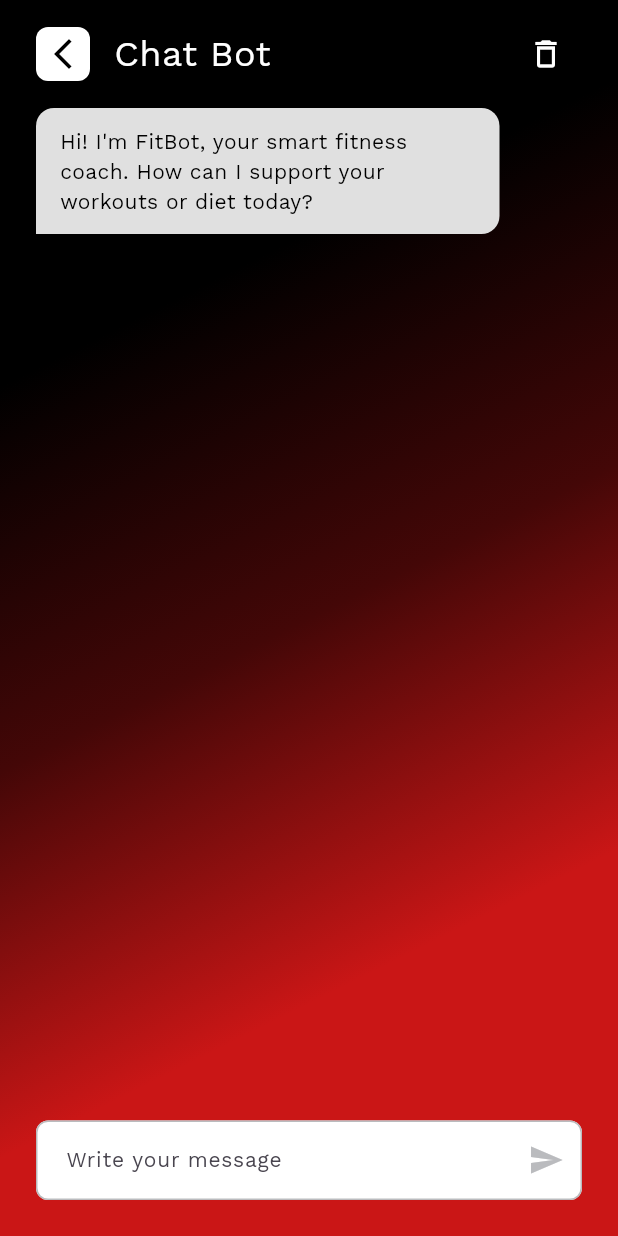
After one commit to Adham-Amin/Dopa-Fit, a Flutter app: the ChatView screen opened by its route, after a tap on the "delete outline" icon, on a phone screen of 412 x 824 dp. The commit adds this screen. Run offline on Flutter 3.47's test engine with Material 3 defaults, Android fonts, the phone set to English and light mode, and no system bars; our stand-ins replace cloud_firestore, dartz, firebase_auth, firebase_core, flutter_bloc, get_it and 4 more; missing offline and left inert: flutter_facebook_auth, svg_flutter; accounts and stored records are empty.

Commit message:
Done Chat Bot

```diff
--- a/lib/core/functions/on_generate_route.dart
+++ b/lib/core/functions/on_generate_route.dart
@@ -1,5 +1,6 @@
 import 'package:dopa_fit/features/auth/presentation/views/login_view.dart';
 import 'package:dopa_fit/features/auth/presentation/views/signup_view.dart';
+import 'package:dopa_fit/features/chat/presentation/pages/chat_view.dart';
 import 'package:dopa_fit/features/diet/presentation/views/diet_view.dart';
 import 'package:dopa_fit/features/home/presentation/views/home_view.dart';
 import 'package:dopa_fit/features/onboarding/presentation/views/onboarding_view.dart';
@@ -26,6 +27,8 @@ Route<dynamic> onGenerateRoute(RouteSettings settings) {
       return MaterialPageRoute(builder: (context) => const DietView());
     case WorkoutView.routeName:
       return MaterialPageRoute(builder: (context) => const WorkoutView());
+      case ChatView.routeName:
+      return MaterialPageRoute(builder: (context) => const ChatView());
     default:
       return MaterialPageRoute(builder: (context) => const SplashView());
   }
--- /dev/null
+++ b/lib/features/chat/data/helpers/chat_storage_helper.dart
@@ -0,0 +1,26 @@
+import 'dart:convert';
+import 'package:dopa_fit/features/chat/data/models/chat_massage_model.dart';
+import 'package:shared_preferences/shared_preferences.dart';
+
+class ChatStorageHelper {
+  static const String _key = 'chat_messages';
+
+  static Future<void> saveMessages(List<ChatMessage> messages) async {
+    final prefs = await SharedPreferences.getInstance();
+    final jsonMessages = messages.map((m) => m.toJson()).toList();
+    prefs.setString(_key, jsonEncode(jsonMessages));
+  }
+
+  static Future<List<ChatMessage>> loadMessages() async {
+    final prefs = await SharedPreferences.getInstance();
+    final data = prefs.getString(_key);
+    if (data == null) return [];
+    final List decoded = jsonDecode(data);
+    return decoded.map((m) => ChatMessage.fromJson(m)).toList();
+  }
+
+  static Future<void> clearMessages() async {
+    final prefs = await SharedPreferences.getInstance();
+    await prefs.remove(_key);
+  }
+}
--- /dev/null
+++ b/lib/features/chat/data/models/chat_massage_model.dart
@@ -0,0 +1,27 @@
+class ChatMessage {
+  final String text;
+  final bool isUserMessage;
+  final bool isError;
+  final String? source;
+
+  ChatMessage({
+    required this.text,
+    required this.isUserMessage,
+    this.isError = false,
+    this.source,
+  });
+
+  Map<String, dynamic> toJson() => {
+        'text': text,
+        'isUserMessage': isUserMessage,
+        'isError': isError,
+        'source': source,
+      };
+
+  factory ChatMessage.fromJson(Map<String, dynamic> json) => ChatMessage(
+        text: json['text'],
+        isUserMessage: json['isUserMessage'],
+        isError: json['isError'] ?? false,
+        source: json['source'],
+      );
+}
--- /dev/null
+++ b/lib/features/chat/presentation/manager/chat_cubit.dart
@@ -0,0 +1,75 @@
+import 'package:dopa_fit/features/chat/data/helpers/chat_storage_helper.dart';
+import 'package:dopa_fit/features/chat/data/models/chat_massage_model.dart';
+import 'package:flutter_bloc/flutter_bloc.dart';
+import 'package:google_generative_ai/google_generative_ai.dart';
+import 'chat_state.dart';
+
+class ChatCubit extends Cubit<ChatState> {
+  ChatCubit() : super(ChatInitial()) {
+    _loadChat();
+  }
+
+  final List<ChatMessage> _messages = [];
+
+  final _model = GenerativeModel(
+    model: 'gemini-2.0-flash',
+    apiKey: 'AIzaSyCiN5n3wIiGc94inJisT9Zj4QYqBVn6osg',
+  );
+
+  Future<void> _loadChat() async {
+    emit(ChatLoading(messages: _messages));
+    String welcomeMessage =
+        "Hi! I'm FitBot, your smart fitness coach. How can I support your workouts or diet today?";
+    const String prompt = '''
+You are a fitness and nutrition assistant chatbot called "FitBot". Help the user with workout routines, nutrition advice, calorie calculations, supplements, bulking and cutting plans. Keep your answers short, practical, and easy to understand. Always reply in English unless the user writes in Arabic, then switch to Arabic.
+''';
+
+    final loaded = await ChatStorageHelper.loadMessages();
+    _messages
+      ..clear()
+      ..addAll(loaded);
+    if (_messages.isEmpty) {
+      _messages.add(
+        ChatMessage(text: '$welcomeMessage\n\n$prompt', isUserMessage: false),
+      );
+    }
+    emit(ChatLoaded(List.from(_messages)));
+  }
+
+  Future<void> sendMessage(String text) async {
+    _messages.add(ChatMessage(text: text, isUserMessage: true));
+    emit(ChatLoaded(List.from(_messages)));
+
+    try {
+      emit(ChatLoading(messages: List.from(_messages)));
+
+      final response = await _model.generateContent([Content.text(text)]);
+
+      final reply =
+          response.text ??
+          "Sorry, I couldn't understand your question. Could you please rephrase it?";
+
+      _messages.add(ChatMessage(text: reply, isUserMessage: false));
+    } catch (e) {
+      _messages.add(
+        ChatMessage(text: 'Error: $e', isUserMessage: false, isError: true),
+      );
+    }
+
+    await ChatStorageHelper.saveMessages(_messages);
+    emit(ChatLoaded(List.from(_messages)));
+  }
+
+  Future<void> clearChat() async {
+    await ChatStorageHelper.clearMessages();
+    _messages.clear();
+    _messages.add(
+      ChatMessage(
+        text:
+            "Hi! I'm FitBot, your smart fitness coach. How can I support your workouts or diet today?",
+        isUserMessage: false,
+      ),
+    );
+    emit(ChatLoaded(List.from(_messages)));
+  }
+}
--- /dev/null
+++ b/lib/features/chat/presentation/manager/chat_state.dart
@@ -0,0 +1,15 @@
+import 'package:dopa_fit/features/chat/data/models/chat_massage_model.dart';
+
+abstract class ChatState {}
+
+class ChatInitial extends ChatState {}
+
+class ChatLoading extends ChatState {
+  final List<ChatMessage> messages;
+  ChatLoading({required this.messages});
+}
+
+class ChatLoaded extends ChatState {
+  final List<ChatMessage> messages;
+  ChatLoaded(this.messages);
+}
--- /dev/null
+++ b/lib/features/chat/presentation/pages/chat_view.dart
@@ -0,0 +1,23 @@
+import 'package:dopa_fit/core/widgets/custom_bkground.dart';
+import 'package:dopa_fit/features/chat/presentation/manager/chat_cubit.dart';
+import 'package:dopa_fit/features/chat/presentation/widgets/chat_view_body.dart';
+import 'package:flutter/material.dart';
+import 'package:flutter_bloc/flutter_bloc.dart';
+
+class ChatView extends StatelessWidget {
+  const ChatView({super.key});
+
+  static const routeName = '/chat';
+
+  @override
+  Widget build(BuildContext context) {
+    return SafeArea(
+      child: Scaffold(
+        body: BlocProvider(
+          create: (context) => ChatCubit(),
+          child: CustomBackground(child: ChatViewBody()),
+        ),
+      ),
+    );
+  }
+}
--- /dev/null
+++ b/lib/features/chat/presentation/widgets/animated_message.dart
@@ -0,0 +1,68 @@
+import 'package:dopa_fit/features/chat/presentation/widgets/message_text.dart';
+import 'package:flutter/material.dart';
+
+class AnimatedMessage extends StatefulWidget {
+  final String message;
+  final bool isMe;
+  final bool isError;
+
+  const AnimatedMessage({
+    super.key,
+    required this.message,
+    required this.isMe,
+    required this.isError,
+  });
+
+  @override
+  State<AnimatedMessage> createState() => _AnimatedMessageState();
+}
+
+class _AnimatedMessageState extends State<AnimatedMessage>
+    with SingleTickerProviderStateMixin {
+  late AnimationController _controller;
+  late Animation<Offset> _slideAnimation;
+  late Animation<double> _fadeAnimation;
+
+  @override
+  void initState() {
+    super.initState();
+
+    _controller = AnimationController(
+      vsync: this,
+      duration: const Duration(milliseconds: 300),
+    );
+
+    _slideAnimation = Tween<Offset>(
+      begin: const Offset(0, 0.2), // تظهر من تحت
+      end: Offset.zero,
+    ).animate(CurvedAnimation(parent: _controller, curve: Curves.easeOut));
+
+    _fadeAnimation = Tween<double>(
+      begin: 0,
+      end: 1,
+    ).animate(CurvedAnimation(parent: _controller, curve: Curves.easeIn));
+
+    _controller.forward();
+  }
+
+  @override
+  void dispose() {
+    _controller.dispose();
+    super.dispose();
+  }
+
+  @override
+  Widget build(BuildContext context) {
+    return SlideTransition(
+      position: _slideAnimation,
+      child: FadeTransition(
+        opacity: _fadeAnimation,
+        child: MessageText(
+          message: widget.message,
+          isMe: widget.isMe,
+          isError: widget.isError,
+        ),
+      ),
+    );
+  }
+}
--- /dev/null
+++ b/lib/features/chat/presentation/widgets/chat_text_field.dart
@@ -0,0 +1,71 @@
+import 'package:dopa_fit/core/utils/app_colors.dart';
+import 'package:dopa_fit/core/utils/app_styles.dart';
+import 'package:flutter/material.dart';
+
+class ChatTextField extends StatefulWidget {
+  final TextEditingController controller;
+  final void Function(String) onSend;
+
+  const ChatTextField({
+    super.key,
+    required this.controller,
+    required this.onSend,
+  });
+
+  @override
+  State<ChatTextField> createState() => _ChatTextFieldState();
+}
+
+class _ChatTextFieldState extends State<ChatTextField> {
+  String message = '';
+
+  @override
+  Widget build(BuildContext context) {
+    return TextField(
+      minLines: 1,
+      maxLines: 5,
+      style: AppStyles.textRegular14(context),
+      cursorColor: AppColors.red,
+      cursorWidth: 2,
+      controller: widget.controller,
+      onChanged: (value) => setState(() => message = value),
+      onSubmitted: (value) {
+        if (message.trim().isNotEmpty) {
+          widget.onSend(value.trim());
+          widget.controller.clear();
+          setState(() => message = '');
+        }
+      },
+      decoration: InputDecoration(
+        contentPadding: const EdgeInsets.all(16),
+        filled: true,
+        fillColor: Colors.white,
+        border: _border(AppColors.grey),
+        enabledBorder: _border(AppColors.grey),
+        focusedBorder: _border(AppColors.black, width: 2),
+        hintText: 'Write your message',
+        hintStyle: AppStyles.textRegular14(context),
+        suffixIcon: IconButton(
+          onPressed: message.trim().isEmpty
+              ? null
+              : () {
+                  widget.onSend(message.trim());
+                  widget.controller.clear();
+                  setState(() => message = '');
+                },
+          icon: Icon(
+            Icons.send,
+            color: message.trim().isEmpty ? AppColors.grey : AppColors.black,
+          ),
+        ),
+      ),
+    );
+  }
+
+  OutlineInputBorder _border(Color color, {double width = 1}) {
+    return OutlineInputBorder(
+      borderRadius: BorderRadius.circular(8),
+      borderSide: BorderSide(color: color, width: width),
+    );
+  }
+}
--- /dev/null
+++ b/lib/features/chat/presentation/widgets/chat_view_body.dart
@@ -0,0 +1,110 @@
+import 'package:dopa_fit/core/widgets/custom_app_bar.dart';
+import 'package:dopa_fit/features/chat/presentation/manager/chat_cubit.dart';
+import 'package:dopa_fit/features/chat/presentation/manager/chat_state.dart';
+import 'package:dopa_fit/features/chat/presentation/widgets/animated_message.dart';
+import 'package:dopa_fit/features/chat/presentation/widgets/chat_text_field.dart';
+import 'package:dopa_fit/features/chat/presentation/widgets/typing_indicator.dart';
+import 'package:flutter/material.dart';
+import 'package:flutter_bloc/flutter_bloc.dart';
+
+class ChatViewBody extends StatefulWidget {
+  const ChatViewBody({super.key});
+
+  @override
+  State<ChatViewBody> createState() => _ChatViewBodyState();
+}
+
+class _ChatViewBodyState extends State<ChatViewBody> {
+  final controller = TextEditingController();
+  final scrollController = ScrollController();
+
+  @override
+  void dispose() {
+    controller.dispose();
+    scrollController.dispose();
+    super.dispose();
+  }
+
+  void scrollToBottom() {
+    WidgetsBinding.instance.addPostFrameCallback((_) {
+      if (scrollController.hasClients) {
+        scrollController.animateTo(
+          scrollController.position.maxScrollExtent,
+          duration: const Duration(milliseconds: 300),
+          curve: Curves.easeOut,
+        );
+      }
+    });
+  }
+
+  @override
+  Widget build(BuildContext context) {
+    return Padding(
+      padding: EdgeInsets.symmetric(horizontal: 24),
+      child: Column(
+        children: [
+          const SizedBox(height: 12),
+          Row(
+            mainAxisAlignment: MainAxisAlignment.spaceBetween,
+            children: [
+              CustomAppBar(title: 'Chat Bot'),
+              IconButton(
+                onPressed: () {
+                  context.read<ChatCubit>().clearChat();
+                },
+                icon: Icon(Icons.delete_outline, size: 24, color: Colors.white),
+              ),
+            ],
+          ),
+          const SizedBox(height: 12),
+          Expanded(
+            child: BlocConsumer<ChatCubit, ChatState>(
+              listener: (context, state) {
+                scrollToBottom();
+              },
+              builder: (context, state) {
+                final messages =
+                    state is ChatLoaded || state is ChatLoading
+                        ? (state as dynamic).messages
+                        : [];
+                final isLoading = state is ChatLoading;
+
+                return SingleChildScrollView(
+                  controller: scrollController,
+                  child: Column(
+                    children: [
+                      ...messages.map(
+                        (msg) => Padding(
+                          padding: const EdgeInsets.only(bottom: 16),
+                          child: AnimatedMessage(
+                            message: msg.text,
+                            isMe: msg.isUserMessage,
+                            isError: msg.isError,
+                          ),
+                        ),
+                      ),
+
+                      if (isLoading)
+                        const Padding(
+                          padding: EdgeInsets.only(bottom: 16),
+                          child: TypingIndicator(),
+                        ),
+                    ],
+                  ),
+                );
+              },
+            ),
+          ),
+          SizedBox(height: 12),
+          ChatTextField(
+            controller: controller,
+            onSend: (text) {
+              context.read<ChatCubit>().sendMessage(text);
+            },
+          ),
+          SizedBox(height: 24),
+        ],
+      ),
+    );
+  }
+}
--- /dev/null
+++ b/lib/features/chat/presentation/widgets/message_text.dart
@@ -0,0 +1,56 @@
+import 'package:dopa_fit/core/utils/app_colors.dart';
+import 'package:dopa_fit/core/utils/app_styles.dart';
+import 'package:flutter/material.dart';
+
+class MessageText extends StatelessWidget {
+  const MessageText({
+    super.key,
+    required this.isMe,
+    required this.message,
+    this.isError = false,
+  });
+
+  final bool isMe;
+  final String message;
+  final bool isError;
+
+  @override
+  Widget build(BuildContext context) {
+    return Row(
+      mainAxisAlignment: isMe ? MainAxisAlignment.end : MainAxisAlignment.start,
+      children: [
+        Container(
+          constraints: BoxConstraints(
+            maxWidth: MediaQuery.of(context).size.width * 0.75,
+          ),
+          decoration: BoxDecoration(
+            color:
+                isError
+                    ? Colors.red.shade100
+                    : isMe
+                    ? AppColors.red
+                    : Colors.grey.shade300,
+            borderRadius: BorderRadius.only(
+              topLeft: Radius.circular(12),
+              topRight: Radius.circular(12),
+              bottomLeft: Radius.circular(isMe ? 12 : 0),
+              bottomRight: Radius.circular(isMe ? 0 : 12),
+            ),
+          ),
+          padding: EdgeInsets.symmetric(vertical: 12, horizontal: 16),
+          child: Text(
+            message,
+            style: AppStyles.textRegular14(context).copyWith(
+              color:
+                  isError
+                      ? Colors.red.shade800
+                      : isMe
+                      ? AppColors.white
+                      : AppColors.black,
+            ),
+          ),
+        ),
+      ],
+    );
+  }
+}
--- /dev/null
+++ b/lib/features/chat/presentation/widgets/typing_indicator.dart
@@ -0,0 +1,67 @@
+import 'package:flutter/material.dart';
+
+class TypingIndicator extends StatefulWidget {
+  const TypingIndicator({super.key});
+
+  @override
+  State<TypingIndicator> createState() => _TypingIndicatorState();
+}
+
+class _TypingIndicatorState extends State<TypingIndicator>
+    with SingleTickerProviderStateMixin {
+  late AnimationController _controller;
+  late Animation<double> _dotOne;
+  late Animation<double> _dotTwo;
+  late Animation<double> _dotThree;
+
+  @override
+  void initState() {
+    super.initState();
+    _controller = AnimationController(
+      vsync: this,
+      duration: const Duration(milliseconds: 1000),
+    )..repeat();
+
+    _dotOne = Tween<double>(begin: 0, end: -4).animate(
+      CurvedAnimation(parent: _controller, curve: const Interval(0.0, 0.3)),
+    );
+    _dotTwo = Tween<double>(begin: 0, end: -4).animate(
+      CurvedAnimation(parent: _controller, curve: const Interval(0.2, 0.5)),
+    );
+    _dotThree = Tween<double>(begin: 0, end: -4).animate(
+      CurvedAnimation(parent: _controller, curve: const Interval(0.4, 0.7)),
+    );
+  }
+
+  @override
+  void dispose() {
+    _controller.dispose();
+    super.dispose();
+  }
+
+  Widget _buildDot(Animation<double> animation) {
+    return AnimatedBuilder(
+      animation: animation,
+      builder:
+          (context, child) => Transform.translate(
+            offset: Offset(0, animation.value),
+            child: child,
+          ),
+      child: const CircleAvatar(radius: 4, backgroundColor: Colors.grey),
+    );
+  }
+
+  @override
+  Widget build(BuildContext context) {
+    return Row(
+      mainAxisAlignment: MainAxisAlignment.start,
+      children: [
+        _buildDot(_dotOne),
+        const SizedBox(width: 6),
+        _buildDot(_dotTwo),
+        const SizedBox(width: 6),
+        _buildDot(_dotThree),
+      ],
+    );
+  }
+}
--- a/lib/features/home/presentation/widgets/home_view_body.dart
+++ b/lib/features/home/presentation/widgets/home_view_body.dart
@@ -2,6 +2,7 @@ import 'package:dopa_fit/core/cubits/workout_cubit/workout_cubit.dart';
 import 'package:dopa_fit/core/functions/launch_link.dart';
 import 'package:dopa_fit/core/utils/app_colors.dart';
 import 'package:dopa_fit/core/utils/app_styles.dart';
+import 'package:dopa_fit/features/chat/presentation/pages/chat_view.dart';
 import 'package:dopa_fit/features/diet/presentation/views/diet_view.dart';
 import 'package:dopa_fit/features/home/presentation/widgets/custom_home_item.dart';
 import 'package:dopa_fit/features/home/presentation/widgets/user_info_and_profile.dart';
@@ -38,14 +39,14 @@ class HomeViewBody extends StatelessWidget {
                         : state is WorkoutLoaded
                         ? state.workout.cardio
                         : 'No data',
-                    style: AppStyles.textSemiBold24(
+                    style: AppStyles.textRegular16(
                       context,
                     ).copyWith(color: AppColors.white),
                   ),
                 );
               },
             ),
-            const SizedBox(height: 16),
+            const SizedBox(height: 8),
             CustomHomeItem(
               onTap: () {
                 Navigator.pushNamed(context, DietView.routeName);
@@ -54,19 +55,33 @@ class HomeViewBody extends StatelessWidget {
               image: Icon(
                 Icons.restaurant_outlined,
                 color: AppColors.white,
-                size: 40,
+                size: 32,
               ),
             ),
-            const SizedBox(height: 16),
+            SizedBox(height: 8),
             CustomHomeItem(
+              onTap: () {
+              },
               title: 'Workout',
               image: Icon(
                 Icons.fitness_center,
                 color: AppColors.white,
-                size: 40,
+                size: 32,
               ),
             ),
-            const SizedBox(height: 16),
+            const SizedBox(height: 8),
+            CustomHomeItem(
+              onTap: () {
+                Navigator.pushNamed(context, ChatView.routeName);
+              },
+              title: 'Chat Bot',
+              image: Icon(
+                Icons.chat,
+                color: AppColors.white,
+                size: 32,
+              ),
+            ),
+            const SizedBox(height: 8),
             CustomHomeItem(
               onTap: () {
                 launchLink(context, 'https://uodiyala.edu.iq/uploads/PDF%20ELIBRARY%20UODIYALA/EL42/Tidy\'s%20Physiotherapy.pdf');
@@ -75,7 +90,7 @@ class HomeViewBody extends StatelessWidget {
               image: Icon(
                 Icons.health_and_safety_outlined,
                 color: AppColors.white,
-                size: 40,
+                size: 32,
               ),
             ),
           ],
--- a/pubspec.yaml
+++ b/pubspec.yaml
@@ -38,7 +38,9 @@ dependencies:
   flutter_bloc: ^9.1.1
   flutter_facebook_auth: ^7.1.2
   get_it: ^8.0.3
+  google_generative_ai: ^0.4.7
   google_sign_in: ^6.3.0
+  http: ^1.4.0
   modal_progress_hud_nsn: ^0.5.1
   shared_preferences: ^2.5.3
   svg_flutter: ^0.0.1
```
Also changed, not shown: pubspec.lock.
